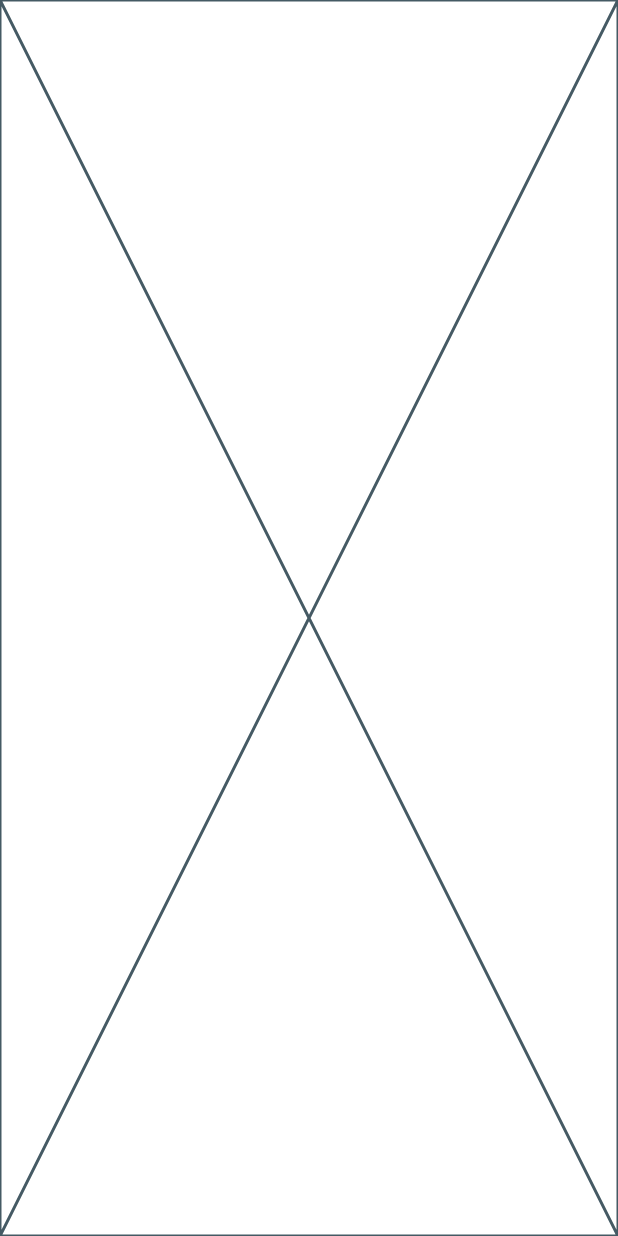
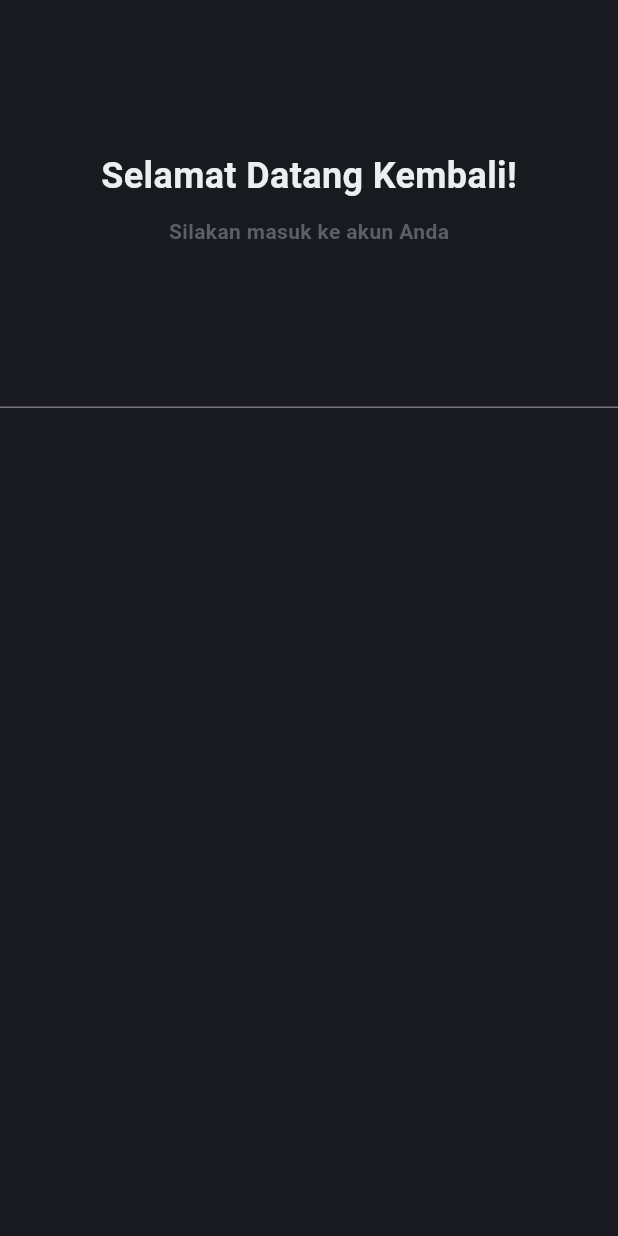
Before and after one commit to kazaliika/portofolio, a Flutter app: the PageSplash screen opened directly, after a tap on "Ayo Mulai", on a phone screen of 412 x 824 dp. Run offline on Flutter 3.47's test engine with Material 3 defaults, Android fonts, the light colour scheme and no system bars.

Commit message:
tambah file text field

```diff
--- a/lib/login/page_signin.dart
+++ b/lib/login/page_signin.dart
@@ -1,4 +1,7 @@
 import 'package:flutter/material.dart';
+import 'package:portofolio/core/colors.dart';
+import 'package:portofolio/core/space.dart';
+import 'package:portofolio/core/text_style.dart';
 
 class PageSignIn extends StatefulWidget {
   const PageSignIn({super.key});
@@ -8,8 +11,33 @@ class PageSignIn extends StatefulWidget {
 }
 
 class _PageSignInState extends State<PageSignIn> {
+  TextEditingController userName = TextEditingController();
+  TextEditingController userPass = TextEditingController();
   @override
   Widget build(BuildContext context) {
-    return const Placeholder();
+    return Scaffold(
+      backgroundColor: blackBG,
+      body: Padding(
+        padding: EdgeInsets.only(top: 50.0),
+        child: SingleChildScrollView(
+          child: Column(
+            children: [
+              SpaceVH(height: 50.0),
+              Text(
+                'Selamat Datang Kembali!',
+                style: headline1,
+              ),
+              SpaceVH(height: 10.0),
+              Text(
+                'Silakan masuk ke akun Anda',
+                style: headline3,
+              ),
+              SpaceVH(height: 60.0),
+              TextField(),
+            ],
+          ),
+        ),
+      ),
+    );
   }
 }
--- a/lib/login/page_splash.dart
+++ b/lib/login/page_splash.dart
@@ -49,7 +49,7 @@ class _PageSplashState extends State<PageSplash> {
                     RichText(
                       text: TextSpan(children: [
                         TextSpan(
-                          text: 'abcd',
+                          text: 'jumawa',
                           style: headline,
                         ),
                         TextSpan(
--- /dev/null
+++ b/lib/login/text_field.dart
@@ -0,0 +1,7 @@
+import 'package:flutter/material.dart';
+
+Widget textField() {
+  return Container(
+    height: 70.0,
+  );
+}
```
